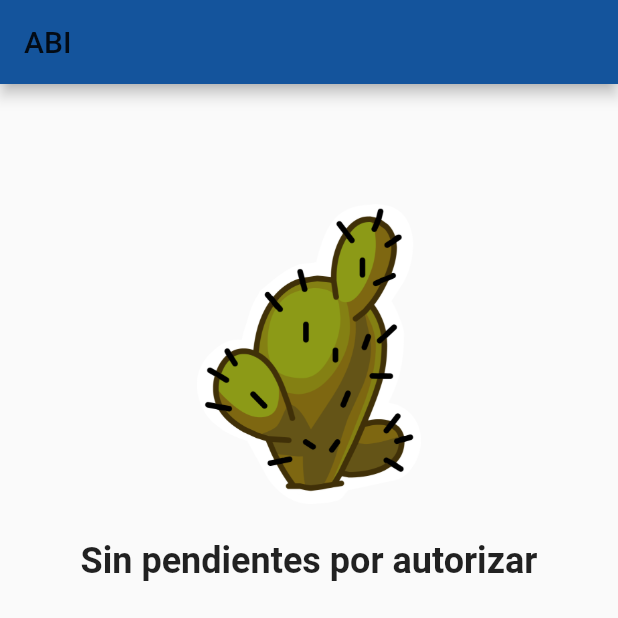
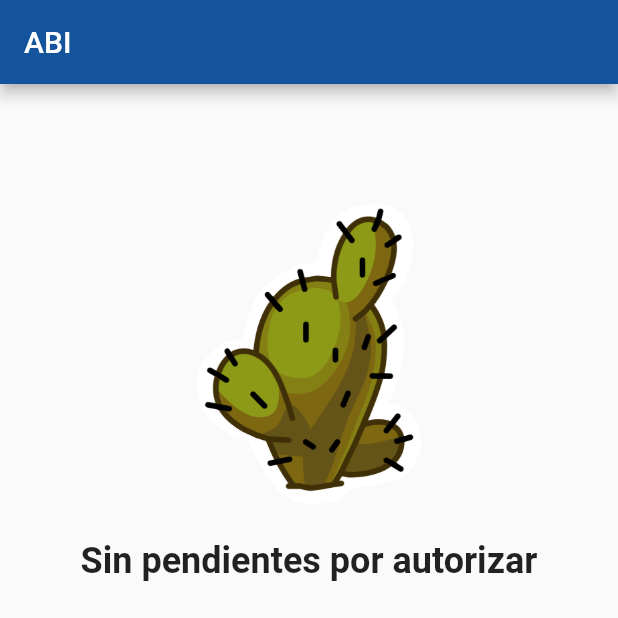
Before and after one commit to claudiocoder/bbva_hackaton_abi, a Flutter app: the screen it shows once a user with an empty profile is signed in, on a phone screen of 412 x 824 dp, the top half of it. Run offline on Flutter 3.47's test engine with Material 2 defaults, Android fonts, the phone set to English and light mode, and no system bars; our stand-ins replace audioplayers, firebase_auth, firebase_core, firebase_database, firebase_messaging, image_picker and 4 more; missing offline and left inert: dart:ffi, encrypt, flutter_audio_recorder, flutter_ticket_widget, pointycastle; accounts and stored records are empty.

Commit message:
feat: add color

```diff
--- a/lib/ui/home.dart
+++ b/lib/ui/home.dart
@@ -5,7 +5,7 @@ class Home extends StatelessWidget {
   Widget build(BuildContext context) {
     return Scaffold(
         appBar: AppBar(
-          title: Text('ABI'),
+          title: Text('ABI',style: TextStyle(color: Colors.white)),
         ),
         body: HomePage(),
 
```
